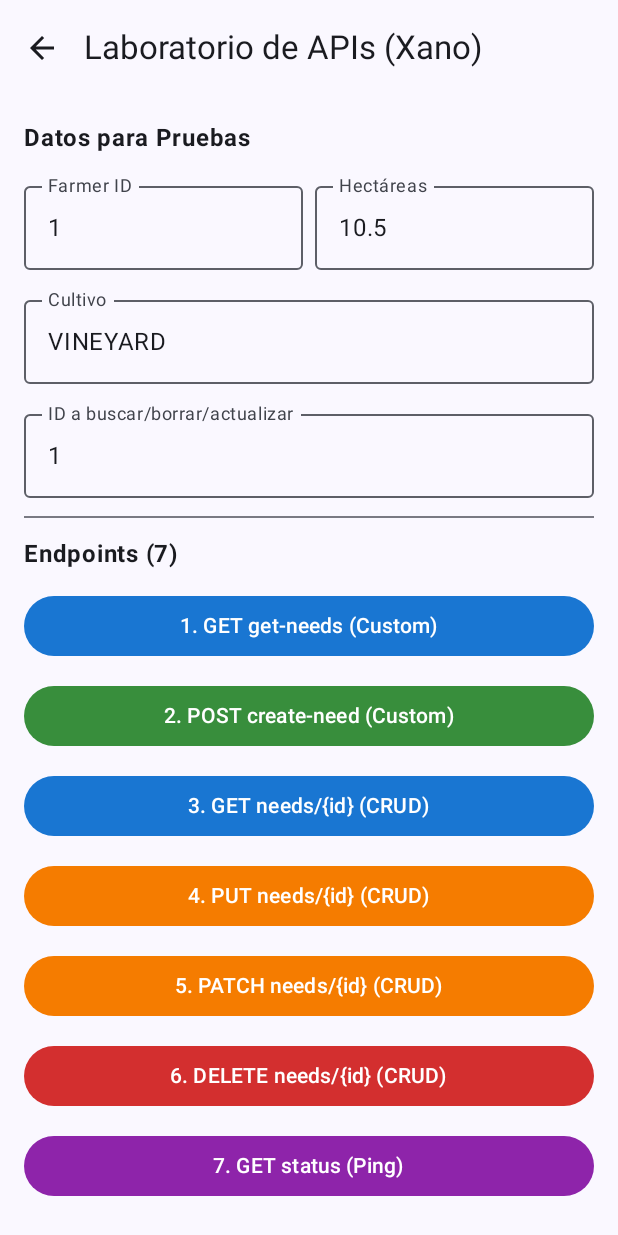
After one commit to crispardos/AgroMatch, an Android app built with Jetpack Compose: the composable ApiTestScreen shown on its own in the app's theme, on a phone screen of 412 x 824 dp. The commit adds this screen. Run offline under Robolectric (Android 15) with nearby library versions, the phone set to English and light mode, and no system bars.

Commit message:
Primeras pruebas de conexion con xano 7 endpoints funcionando

```diff
--- a/app/build.gradle.kts
+++ b/app/build.gradle.kts
@@ -43,6 +43,8 @@ kotlin {
 }
 
 dependencies {
+    implementation("com.squareup.retrofit2:retrofit:2.9.0")
+    implementation("com.squareup.retrofit2:converter-gson:2.9.0")
     implementation("com.google.android.gms:play-services-location:21.0.1")
     implementation(platform(libs.androidx.compose.bom))
     implementation(libs.androidx.activity.compose)
--- a/app/src/main/AndroidManifest.xml
+++ b/app/src/main/AndroidManifest.xml
@@ -3,6 +3,7 @@
     xmlns:tools="http://schemas.android.com/tools">
     <uses-permission android:name="android.permission.ACCESS_FINE_LOCATION" />
     <uses-permission android:name="android.permission.ACCESS_COARSE_LOCATION" />
+    <uses-permission android:name="android.permission.INTERNET" />
     <application
         android:allowBackup="true"
         android:dataExtractionRules="@xml/data_extraction_rules"
--- /dev/null
+++ b/app/src/main/java/cl/duoc/agromatch/remote/ApiTestScreen.kt
@@ -0,0 +1,230 @@
+package cl.duoc.agromatch.ui.remote
+
+import androidx.compose.foundation.background
+import androidx.compose.foundation.layout.*
+import androidx.compose.foundation.rememberScrollState
+import androidx.compose.foundation.verticalScroll
+import androidx.compose.material.icons.Icons
+import androidx.compose.material.icons.automirrored.filled.ArrowBack
+import androidx.compose.material3.*
+import androidx.compose.runtime.*
+import androidx.compose.ui.Alignment
+import androidx.compose.ui.Modifier
+import androidx.compose.ui.graphics.Color
+import androidx.compose.ui.text.font.FontWeight
+import androidx.compose.ui.unit.dp
+import cl.duoc.agromatch.remote.NeedRemote
+import cl.duoc.agromatch.remote.PatchNeedRequest
+import cl.duoc.agromatch.remote.RetrofitInstance
+import kotlinx.coroutines.launch
+
+@OptIn(ExperimentalMaterial3Api::class)
+@Composable
+fun ApiTestScreen(onNavigateBack: () -> Unit) {
+    val scope = rememberCoroutineScope()
+    var isLoading by remember { mutableStateOf(false) }
+    var resultText by remember { mutableStateOf("Los resultados aparecerán aquí...") }
+
+    var farmerIdText by remember { mutableStateOf("1") }
+    var hectaresText by remember { mutableStateOf("10.5") }
+    var cropText by remember { mutableStateOf("VINEYARD") }
+    var targetIdText by remember { mutableStateOf("1") }
+
+    fun runApiCall(block: suspend () -> String) {
+        scope.launch {
+            isLoading = true
+            resultText = "Conectando con Xano..."
+            try {
+                resultText = block()
+            } catch (e: Exception) {
+                // Imprimimos en consola para depurar
+                e.printStackTrace()
+                resultText = "❌ Error: ${e.message ?: e.toString()}"
+            } finally {
+                isLoading = false
+            }
+        }
+    }
+
+    Scaffold(
+        topBar = {
+            TopAppBar(
+                title = { Text("Laboratorio de APIs (Xano)") },
+                navigationIcon = {
+                    IconButton(onClick = onNavigateBack) {
+                        Icon(Icons.AutoMirrored.Filled.ArrowBack, contentDescription = "Volver")
+                    }
+                }
+            )
+        }
+    ) { padding ->
+        Column(
+            modifier = Modifier
+                .fillMaxSize()
+                .padding(padding)
+                .padding(16.dp)
+                .verticalScroll(rememberScrollState()),
+            verticalArrangement = Arrangement.spacedBy(12.dp)
+        ) {
+            Text("Datos para Pruebas", fontWeight = FontWeight.Bold)
+            Row(horizontalArrangement = Arrangement.spacedBy(8.dp)) {
+                OutlinedTextField(
+                    value = farmerIdText,
+                    onValueChange = { farmerIdText = it },
+                    label = { Text("Farmer ID") },
+                    modifier = Modifier.weight(1f)
+                )
+                OutlinedTextField(
+                    value = hectaresText,
+                    onValueChange = { hectaresText = it },
+                    label = { Text("Hectáreas") },
+                    modifier = Modifier.weight(1f)
+                )
+            }
+            OutlinedTextField(
+                value = cropText,
+                onValueChange = { cropText = it },
+                label = { Text("Cultivo") },
+                modifier = Modifier.fillMaxWidth()
+            )
+            OutlinedTextField(
+                value = targetIdText,
+                onValueChange = { targetIdText = it },
+                label = { Text("ID a buscar/borrar/actualizar") },
+                modifier = Modifier.fillMaxWidth()
+            )
+
+            Divider()
+
+            Text("Endpoints (7)", fontWeight = FontWeight.Bold)
+
+            // 1. GET PERSONALIZADO
+            Button(
+                onClick = {
+                    runApiCall {
+                        val needs = RetrofitInstance.api.getNeedsCustom()
+                        "✅ GET (Custom): Se encontraron ${needs.size} terrenos."
+                    }
+                },
+                enabled = !isLoading,
+                modifier = Modifier.fillMaxWidth(),
+                colors = ButtonDefaults.buttonColors(containerColor = Color(0xFF1976D2))
+            ) { Text("1. GET get-needs (Custom)") }
+
+            // 2. POST PERSONALIZADO
+            Button(
+                onClick = {
+                    runApiCall {
+                        val response = RetrofitInstance.api.createNeedCustom(
+                            NeedRemote(
+                                farmerId = farmerIdText.toIntOrNull() ?: 1,
+                                cropCode = cropText,
+                                hectares = hectaresText.toDoubleOrNull() ?: 0.0
+                            )
+                        )
+                        "✅ POST (Custom): Creado con ID ${response.id}"
+                    }
+                },
+                enabled = !isLoading,
+                modifier = Modifier.fillMaxWidth(),
+                colors = ButtonDefaults.buttonColors(containerColor = Color(0xFF388E3C))
+            ) { Text("2. POST create-need (Custom)") }
+
+            // 3. GET POR ID (CRUD)
+            Button(
+                onClick = {
+                    runApiCall {
+                        val need = RetrofitInstance.api.getNeedById(targetIdText.toIntOrNull() ?: 1)
+                        "✅ GET (CRUD) ID ${need.id}: ${need.cropCode}, ${need.hectares} ha."
+                    }
+                },
+                enabled = !isLoading,
+                modifier = Modifier.fillMaxWidth(),
+                colors = ButtonDefaults.buttonColors(containerColor = Color(0xFF1976D2))
+            ) { Text("3. GET needs/{id} (CRUD)") }
+
+            // 4. PUT ACTUALIZAR (CRUD)
+            Button(
+                onClick = {
+                    runApiCall {
+                        val response = RetrofitInstance.api.updateNeed(
+                            id = targetIdText.toIntOrNull() ?: 1,
+                            need = NeedRemote(
+                                farmerId = farmerIdText.toIntOrNull() ?: 1,
+                                cropCode = cropText,
+                                hectares = hectaresText.toDoubleOrNull() ?: 0.0
+                            )
+                        )
+                        "✅ PUT: ID ${response.id} actualizado."
+                    }
+                },
+                enabled = !isLoading,
+                modifier = Modifier.fillMaxWidth(),
+                colors = ButtonDefaults.buttonColors(containerColor = Color(0xFFF57C00))
+            ) { Text("4. PUT needs/{id} (CRUD)") }
+
+            // 5. PATCH ACTUALIZAR (CRUD)
+            Button(
+                onClick = {
+                    runApiCall {
+                        val request = PatchNeedRequest(
+                            hectares = hectaresText.toDoubleOrNull() ?: 0.0,
+                            cropCode = cropText
+                        )
+                        val response = RetrofitInstance.api.patchNeed(
+                            id = targetIdText.toIntOrNull() ?: 1,
+                            need = request
+                        )
+                        "✅ PATCH: ID ${response.id} actualizado a ${response.hectares} ha y cultivo ${response.cropCode}."
+                    }
+                },
+                enabled = !isLoading,
+                modifier = Modifier.fillMaxWidth(),
+                colors = ButtonDefaults.buttonColors(containerColor = Color(0xFFF57C00))
+            ) { Text("5. PATCH needs/{id} (CRUD)") }
+
+            // 6. DELETE (CRUD)
+            Button(
+                onClick = {
+                    runApiCall {
+                        RetrofitInstance.api.deleteNeed(targetIdText.toIntOrNull() ?: 1)
+                        "✅ DELETE: ID ${targetIdText} eliminado."
+                    }
+                },
+                enabled = !isLoading,
+                modifier = Modifier.fillMaxWidth(),
+                colors = ButtonDefaults.buttonColors(containerColor = Color(0xFFD32F2F))
+            ) { Text("6. DELETE needs/{id} (CRUD)") }
+
+            // 7. STATUS (PING)
+            Button(
+                onClick = {
+                    runApiCall {
+                        val status = RetrofitInstance.api.checkStatus()
+                        "✅ STATUS: $status"
+                    }
+                },
+                enabled = !isLoading,
+                modifier = Modifier.fillMaxWidth(),
+                colors = ButtonDefaults.buttonColors(containerColor = Color(0xFF8E24AA))
+            ) { Text("7. GET status (Ping)") }
+
+            Divider()
+
+            Text("Resultado de la última operación:", fontWeight = FontWeight.Bold)
+            Box(
+                modifier = Modifier
+                    .fillMaxWidth()
+                    .height(150.dp)
+                    .background(Color(0xFFF0F0F0), shape = MaterialTheme.shapes.medium)
+                    .padding(8.dp)
+            ) {
+                if (isLoading) {
+                    CircularProgressIndicator(modifier = Modifier.align(Alignment.Center))
+                } else {
+                    Text(text = resultText)
+                }
+            }
+        }
+    }
+}
```
Also changed, not shown: app/src/main/java/cl/duoc/agromatch/remote/ApiService.kt (added, +26 -0 lines), app/src/main/java/cl/duoc/agromatch/remote/NeedRemote.kt (added, +12 -0 lines), app/src/main/java/cl/duoc/agromatch/remote/RetrofitInstance.kt (added, +16 -0 lines), app/src/main/java/cl/duoc/agromatch/ui/AppNavigation.kt (+9 -0 lines), app/src/main/java/cl/duoc/agromatch/ui/farmer/CloudSyncCard.kt (added, +100 -0 lines), app/src/main/java/cl/duoc/agromatch/ui/farmer/FarmerHomeScreen.kt (+10 -0 lines), 1 other file.
